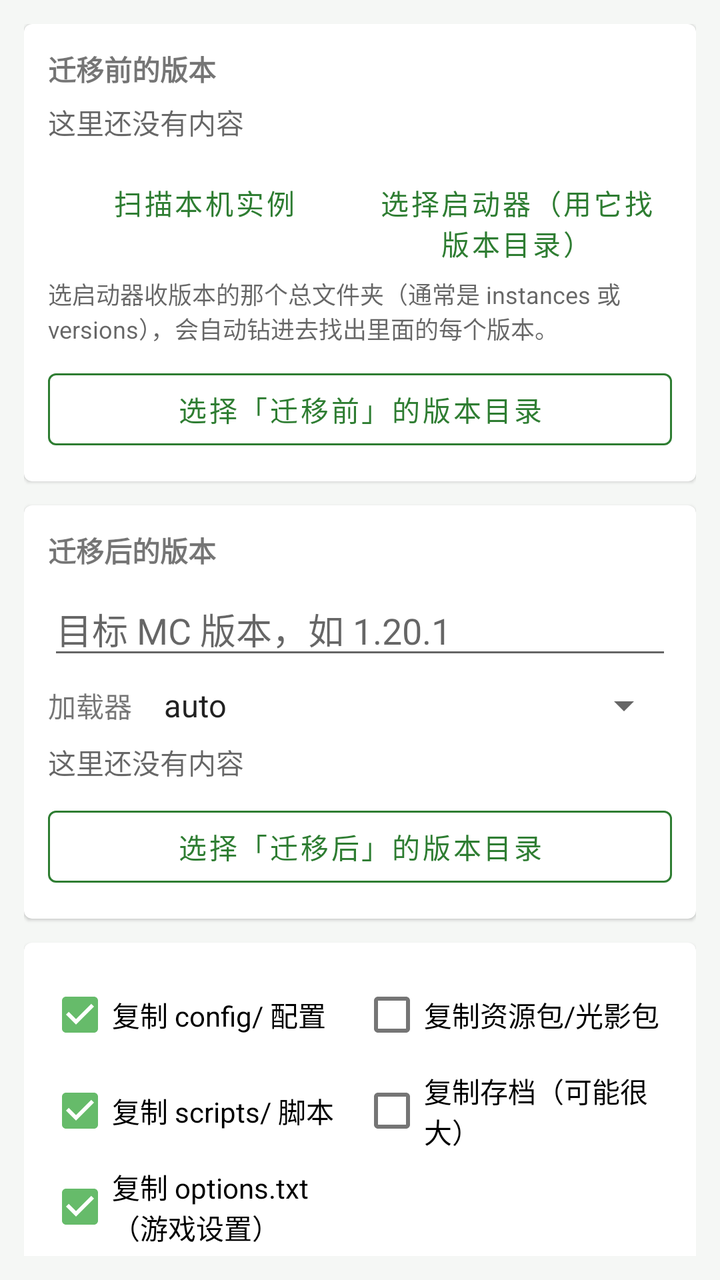
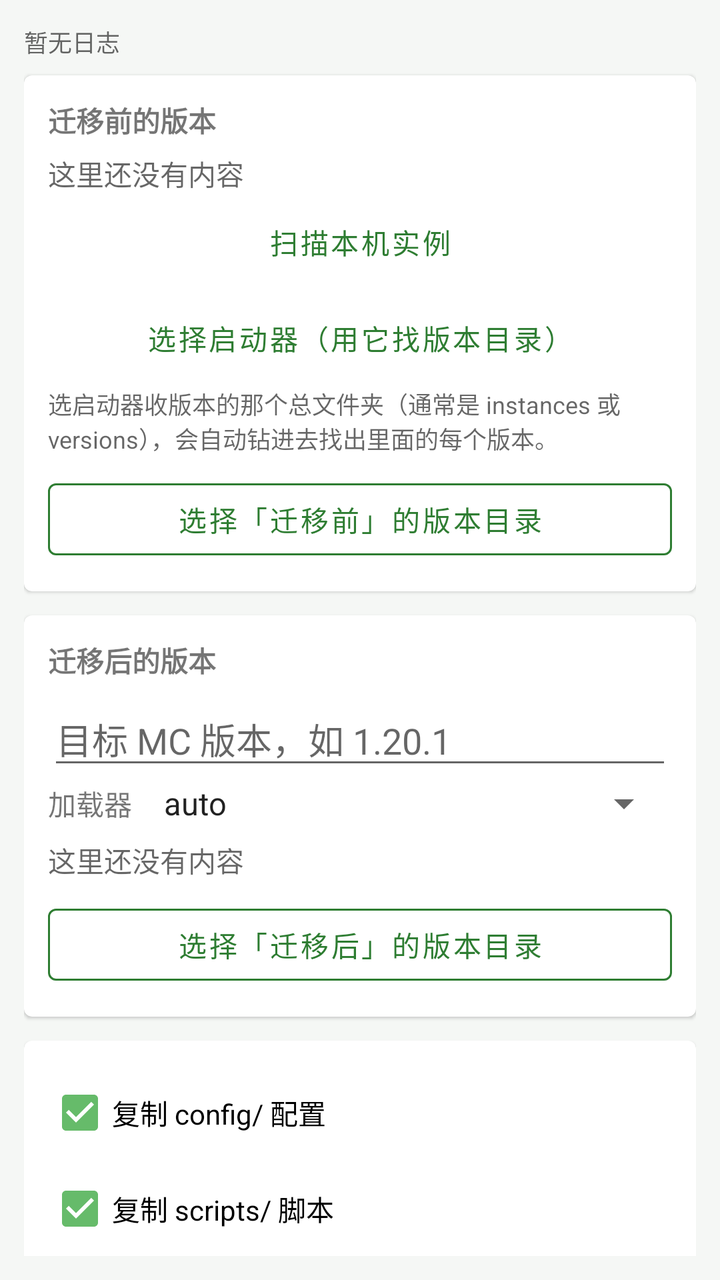

Before-and-after screenshots of an Android layout around one commit, followed by the original layout XML and the change that was made.
<!-- AndroidManifest.xml: application theme Theme.ModMigrator -->
<!-- res/layout/fragment_migration.xml -->
<?xml version="1.0" encoding="utf-8"?>
<androidx.core.widget.NestedScrollView xmlns:android="http://schemas.android.com/apk/res/android"
    android:layout_width="match_parent"
    android:layout_height="match_parent"
    android:padding="12dp">

    <LinearLayout
        android:layout_width="match_parent"
        android:layout_height="wrap_content"
        android:orientation="vertical">

        
        <com.google.android.material.card.MaterialCardView
            android:layout_width="match_parent"
            android:layout_height="wrap_content"
            android:layout_marginBottom="12dp">

            <LinearLayout
                android:layout_width="match_parent"
                android:layout_height="wrap_content"
                android:orientation="vertical"
                android:padding="12dp">

                <TextView
                    android:layout_width="wrap_content"
                    android:layout_height="wrap_content"
                    android:text="@string/sec_source"
                    android:textStyle="bold" />

                <TextView
                    android:id="@+id/tvSource"
                    android:layout_width="match_parent"
                    android:layout_height="wrap_content"
                    android:layout_marginTop="6dp"
                    android:text="@string/empty_hint"
                    android:textColor="@color/textSecondary" />

                <LinearLayout
                    android:layout_width="match_parent"
                    android:layout_height="wrap_content"
                    android:layout_marginTop="6dp"
                    android:orientation="horizontal">

                    <Button
                        android:id="@+id/btnScanLocal"
                        style="@style/Widget.MaterialComponents.Button.TextButton"
                        android:layout_width="0dp"
                        android:layout_height="wrap_content"
                        android:layout_weight="1"
                        android:text="@string/btn_scan_local" />

                    <Button
                        android:id="@+id/btnPickLauncher"
                        style="@style/Widget.MaterialComponents.Button.TextButton"
                        android:layout_width="0dp"
                        android:layout_height="wrap_content"
                        android:layout_weight="1"
                        android:text="@string/cfg_pick_launcher" />
                </LinearLayout>

                <TextView
                    android:id="@+id/tvScanHint"
                    android:layout_width="match_parent"
                    android:layout_height="wrap_content"
                    android:text="@string/scan_launcher_dir_hint"
                    android:textColor="@color/textSecondary"
                    android:textSize="12sp" />

                <Button
                    android:id="@+id/btnPickSource"
                    style="@style/AppButtonOutlined"
                    android:layout_width="match_parent"
                    android:layout_height="wrap_content"
                    android:layout_marginTop="8dp"
                    android:text="@string/pick_source" />
            </LinearLayout>
        </com.google.android.material.card.MaterialCardView>

        
        <com.google.android.material.card.MaterialCardView
            android:layout_width="match_parent"
            android:layout_height="wrap_content"
            android:layout_marginBottom="12dp">

            <LinearLayout
                android:layout_width="match_parent"
                android:layout_height="wrap_content"
                android:orientation="vertical"
                android:padding="12dp">

                <TextView
                    android:layout_width="wrap_content"
                    android:layout_height="wrap_content"
                    android:text="@string/sec_target"
                    android:textStyle="bold" />

                <EditText
                    android:id="@+id/etTargetVersion"
                    android:layout_width="match_parent"
                    android:layout_height="wrap_content"
                    android:layout_marginTop="6dp"
                    android:hint="@string/hint_mc_version"
                    android:inputType="text"
                    android:singleLine="true" />

                <LinearLayout
                    android:layout_width="match_parent"
                    android:layout_height="wrap_content"
                    android:layout_marginTop="6dp"
                    android:orientation="horizontal">

                    <TextView
                        android:layout_width="wrap_content"
                        android:layout_height="wrap_content"
                        android:layout_gravity="center_vertical"
                        android:text="@string/loader" />

                    <Spinner
                        android:id="@+id/spLoader"
                        android:layout_width="0dp"
                        android:layout_height="wrap_content"
                        android:layout_marginStart="8dp"
                        android:layout_weight="1"
                        android:entries="@array/loaders" />
                </LinearLayout>

                <TextView
                    android:id="@+id/tvTarget"
                    android:layout_width="match_parent"
                    android:layout_height="wrap_content"
                    android:layout_marginTop="6dp"
                    android:text="@string/empty_hint"
                    android:textColor="@color/textSecondary" />

                <Button
                    android:id="@+id/btnPickTarget"
                    style="@style/AppButtonOutlined"
                    android:layout_width="match_parent"
                    android:layout_height="wrap_content"
                    android:layout_marginTop="8dp"
                    android:text="@string/pick_target" />
            </LinearLayout>
        </com.google.android.material.card.MaterialCardView>

        
        <com.google.android.material.card.MaterialCardView
            android:layout_width="match_parent"
            android:layout_height="wrap_content"
            android:layout_marginBottom="12dp">

            <LinearLayout
                android:layout_width="match_parent"
                android:layout_height="wrap_content"
                android:orientation="horizontal"
                android:padding="12dp">

                <LinearLayout
                    android:layout_width="0dp"
                    android:layout_height="wrap_content"
                    android:layout_weight="1"
                    android:orientation="vertical">

                    <CheckBox
                        android:id="@+id/cbConfig"
                        android:layout_width="match_parent"
                        android:layout_height="wrap_content"
                        android:checked="true"
                        android:text="@string/copy_config" />

                    <CheckBox
                        android:id="@+id/cbScripts"
                        android:layout_width="match_parent"
                        android:layout_height="wrap_content"
                        android:checked="true"
                        android:text="@string/copy_scripts" />

                    <CheckBox
                        android:id="@+id/cbOptions"
                        android:layout_width="match_parent"
                        android:layout_height="wrap_content"
                        android:checked="true"
                        android:text="@string/copy_options" />
                </LinearLayout>

                <LinearLayout
                    android:layout_width="0dp"
                    android:layout_height="wrap_content"
                    android:layout_weight="1"
                    android:orientation="vertical">

                    <CheckBox
                        android:id="@+id/cbPacks"
                        android:layout_width="match_parent"
                        android:layout_height="wrap_content"
                        android:text="@string/copy_packs" />

                    <CheckBox
                        android:id="@+id/cbSaves"
                        android:layout_width="match_parent"
                        android:layout_height="wrap_content"
                        android:text="@string/copy_saves" />
                </LinearLayout>
            </LinearLayout>
        </com.google.android.material.card.MaterialCardView>

        
        <LinearLayout
            android:layout_width="match_parent"
            android:layout_height="wrap_content"
            android:orientation="horizontal">

            <Button
                android:id="@+id/btnScan"
                android:layout_width="0dp"
                android:layout_height="wrap_content"
                android:layout_weight="1"
                android:text="@string/btn_scan" />

            <Button
                android:id="@+id/btnRun"
                android:layout_width="0dp"
                android:layout_height="wrap_content"
                android:layout_marginStart="8dp"
                android:layout_weight="1"
                android:text="@string/btn_run" />
        </LinearLayout>

        
        <LinearLayout
            android:id="@+id/rowPause"
            android:layout_width="match_parent"
            android:layout_height="wrap_content"
            android:layout_marginTop="8dp"
            android:orientation="horizontal"
            android:visibility="gone">

            <Button
                android:id="@+id/btnPause"
                style="@style/AppButtonOutlined"
                android:layout_width="0dp"
                android:layout_height="wrap_content"
                android:layout_weight="1"
                android:text="@string/btn_pause" />

            <Button
                android:id="@+id/btnCancelTask"
                style="@style/AppButtonOutlined"
                android:layout_width="0dp"
                android:layout_height="wrap_content"
                android:layout_marginStart="8dp"
                android:layout_weight="1"
                android:text="@string/btn_cancel_task" />
        </LinearLayout>

        
        <LinearLayout
            android:layout_width="match_parent"
            android:layout_height="wrap_content"
            android:layout_marginTop="8dp"
            android:orientation="horizontal">

            <Button
                android:id="@+id/btnDownloadAll"
                style="@style/AppButtonOutlined"
                android:layout_width="0dp"
                android:layout_height="wrap_content"
                android:layout_weight="1"
                android:text="@string/btn_download_all" />

            <Button
                android:id="@+id/btnDoctor"
                style="@style/AppButtonOutlined"
                android:layout_width="0dp"
                android:layout_height="wrap_content"
                android:layout_weight="1"
                android:text="@string/tool_doctor" />

            <Button
                android:id="@+id/btnDiff"
                style="@style/AppButtonOutlined"
                android:layout_width="0dp"
                android:layout_height="wrap_content"
                android:layout_weight="1"
                android:text="@string/tool_diff" />
        </LinearLayout>

        
        <Button
            android:id="@+id/btnMigTools"
            style="@style/AppButtonOutlined"
            android:layout_width="match_parent"
            android:layout_height="wrap_content"
            android:layout_marginTop="8dp"
            android:text="@string/btn_mig_tools" />

        
        <ProgressBar
            android:id="@+id/pb"
            style="?android:attr/progressBarStyleHorizontal"
            android:layout_width="match_parent"
            android:layout_height="wrap_content"
            android:layout_marginTop="8dp"
            android:indeterminate="true"
            android:visibility="gone" />

        <TextView
            android:id="@+id/tvProgress"
            android:layout_width="match_parent"
            android:layout_height="wrap_content"
            android:visibility="gone"
            android:textColor="@color/textSecondary"
            android:textSize="12sp" />

        
        <TextView
            android:layout_width="wrap_content"
            android:layout_height="wrap_content"
            android:layout_marginTop="12dp"
            android:text="@string/tab_migration"
            android:textStyle="bold" />

        <androidx.recyclerview.widget.RecyclerView
            android:id="@+id/rvMods"
            android:layout_width="match_parent"
            android:layout_height="wrap_content"
            android:nestedScrollingEnabled="false"
            android:overScrollMode="never" />

        
        <TextView
            android:layout_width="wrap_content"
            android:layout_height="wrap_content"
            android:layout_marginTop="12dp"
            android:text="@string/log_title"
            android:textStyle="bold" />

        <TextView
            android:id="@+id/tvLogSummary"
            android:layout_width="match_parent"
            android:layout_height="wrap_content"
            android:layout_marginBottom="4dp"
            android:textColor="@color/textSecondary"
            android:textSize="12sp" />

        <TextView
            android:id="@+id/tvLog"
            android:layout_width="match_parent"
            android:layout_height="wrap_content"
            android:paddingBottom="24dp"
            android:textColor="@color/textSecondary"
            android:textSize="12sp" />
    </LinearLayout>
</androidx.core.widget.NestedScrollView>
<!-- resources referenced by this layout -->
<resources>
  <string-array name="loaders">
          <item>auto</item>
          <item>fabric</item>
          <item>forge</item>
          <item>neoforge</item>
          <item>quilt</item>
      </string-array>
  <color name="textSecondary">#99000000</color>
  <string name="btn_cancel_task">中止</string>
  <string name="btn_download_all">一键下载全部模组</string>
  <string name="btn_mig_tools">迁移相关工具</string>
  <string name="btn_pause">暂停</string>
  <string name="btn_run">执行迁移</string>
  <string name="btn_scan">扫描并生成迁移方案</string>
  <string name="btn_scan_local">扫描本机实例</string>
  <string name="cfg_pick_launcher">选择启动器（用它找版本目录）</string>
  <string name="copy_config">复制 config/ 配置</string>
  <string name="copy_options">复制 options.txt（游戏设置）</string>
  <string name="copy_packs">复制资源包/光影包</string>
  <string name="copy_saves">复制存档（可能很大）</string>
  <string name="copy_scripts">复制 scripts/ 脚本</string>
  <string name="empty_hint">这里还没有内容</string>
  <string name="hint_mc_version">目标 MC 版本，如 1.20.1</string>
  <string name="loader">加载器</string>
  <string name="log_title">运行日志</string>
  <string name="pick_source">选择「迁移前」的版本目录</string>
  <string name="pick_target">选择「迁移后」的版本目录</string>
  <string name="scan_launcher_dir_hint">选启动器收版本的那个总文件夹（通常是 instances 或 versions），会自动钻进去找出里面的每个版本。</string>
  <string name="sec_source">迁移前的版本</string>
  <string name="sec_target">迁移后的版本</string>
  <string name="tab_migration">迁移</string>
  <string name="tool_diff">配置对比</string>
  <string name="tool_doctor">模组体检</string>
  <style name="AppButtonOutlined" parent="Widget.MaterialComponents.Button.OutlinedButton">
          <item name="strokeColor">?attr/colorPrimary</item>
          <item name="android:textColor">?attr/colorPrimary</item>
          <item name="iconTint">?attr/colorPrimary</item>
          <item name="rippleColor">?attr/colorPrimary</item>
      </style>
  <style name="Theme.ModMigrator" parent="Theme.MaterialComponents.DayNight.NoActionBar">
          <item name="colorPrimary">@color/primary</item>
          <item name="colorPrimaryDark">@color/primaryDark</item>
          <item name="colorAccent">@color/accent</item>
          <item name="android:windowBackground">@color/bg</item>
          <item name="android:statusBarColor">@color/primaryDark</item>
          <item name="preferenceTheme">@style/PreferenceThemeOverlay</item>
          
          <item name="materialButtonStyle">@style/AppButton</item>
      </style>
  <color name="primary">#FF2E7D32</color>
  <color name="primaryDark">#FF1B5E20</color>
  <color name="accent">#FF66BB6A</color>
  <color name="bg">#FFF5F7F5</color>
  <style name="AppButton" parent="Widget.MaterialComponents.Button">
          <item name="backgroundTint">?attr/colorPrimary</item>
          <item name="android:textColor">@android:color/white</item>
          <item name="rippleColor">?attr/colorPrimary</item>
      </style>
</resources>

<!-- the commit's change to res/layout/fragment_migration.xml (unified diff, before → after) -->
@@ -9,7 +9,24 @@
         android:layout_height="wrap_content"
         android:orientation="vertical">
 
-        
+        <TextView
+            android:id="@+id/tvLogSummary"
+            android:layout_width="match_parent"
+            android:layout_height="wrap_content"
+            android:layout_marginBottom="8dp"
+            android:background="@android:color/transparent"
+            android:text="暂无日志"
+            android:textColor="@color/textSecondary"
+            android:textSize="12sp" />
+
+        <TextView
+            android:id="@+id/tvProgress"
+            android:layout_width="match_parent"
+            android:layout_height="wrap_content"
+            android:visibility="gone"
+            android:textColor="@color/textSecondary"
+            android:textSize="12sp" />
+
         <com.google.android.material.card.MaterialCardView
             android:layout_width="match_parent"
             android:layout_height="wrap_content"
@@ -35,28 +52,19 @@
                     android:text="@string/empty_hint"
                     android:textColor="@color/textSecondary" />
 
-                <LinearLayout
-                    android:layout_width="match_parent"
-                    android:layout_height="wrap_content"
-                    android:layout_marginTop="6dp"
-                    android:orientation="horizontal">
-
-                    <Button
-                        android:id="@+id/btnScanLocal"
-                        style="@style/Widget.MaterialComponents.Button.TextButton"
-                        android:layout_width="0dp"
-                        android:layout_height="wrap_content"
-                        android:layout_weight="1"
-                        android:text="@string/btn_scan_local" />
-
-                    <Button
-                        android:id="@+id/btnPickLauncher"
-                        style="@style/Widget.MaterialComponents.Button.TextButton"
-                        android:layout_width="0dp"
-                        android:layout_height="wrap_content"
-                        android:layout_weight="1"
-                        android:text="@string/cfg_pick_launcher" />
-                </LinearLayout>
+                <Button
+                    android:id="@+id/btnScanLocal"
+                    style="@style/Widget.MaterialComponents.Button.TextButton"
+                    android:layout_width="match_parent"
+                    android:layout_height="wrap_content"
+                    android:text="@string/btn_scan_local" />
+
+                <Button
+                    android:id="@+id/btnPickLauncher"
+                    style="@style/Widget.MaterialComponents.Button.TextButton"
+                    android:layout_width="match_parent"
+                    android:layout_height="wrap_content"
+                    android:text="@string/cfg_pick_launcher" />
 
                 <TextView
                     android:id="@+id/tvScanHint"
@@ -76,7 +84,6 @@
             </LinearLayout>
         </com.google.android.material.card.MaterialCardView>
 
-        
         <com.google.android.material.card.MaterialCardView
             android:layout_width="match_parent"
             android:layout_height="wrap_content"
@@ -106,7 +113,6 @@
                 <LinearLayout
                     android:layout_width="match_parent"
                     android:layout_height="wrap_content"
-                    android:layout_marginTop="6dp"
                     android:orientation="horizontal">
 
                     <TextView
@@ -142,7 +148,6 @@
             </LinearLayout>
         </com.google.android.material.card.MaterialCardView>
 
-        
         <com.google.android.material.card.MaterialCardView
             android:layout_width="match_parent"
             android:layout_height="wrap_content"
@@ -151,121 +156,36 @@
             <LinearLayout
                 android:layout_width="match_parent"
                 android:layout_height="wrap_content"
-                android:orientation="horizontal"
+                android:orientation="vertical"
                 android:padding="12dp">
 
-                <LinearLayout
-                    android:layout_width="0dp"
-                    android:layout_height="wrap_content"
-                    android:layout_weight="1"
-                    android:orientation="vertical">
-
-                    <CheckBox
-                        android:id="@+id/cbConfig"
-                        android:layout_width="match_parent"
-                        android:layout_height="wrap_content"
-                        android:checked="true"
-                        android:text="@string/copy_config" />
-
-                    <CheckBox
-                        android:id="@+id/cbScripts"
-                        android:layout_width="match_parent"
-                        android:layout_height="wrap_content"
-                        android:checked="true"
-                        android:text="@string/copy_scripts" />
-
-                    <CheckBox
-                        android:id="@+id/cbOptions"
-                        android:layout_width="match_parent"
-                        android:layout_height="wrap_content"
-                        android:checked="true"
-                        android:text="@string/copy_options" />
-                </LinearLayout>
-
-                <LinearLayout
-                    android:layout_width="0dp"
-                    android:layout_height="wrap_content"
-                    android:layout_weight="1"
-                    android:orientation="vertical">
-
-                    <CheckBox
-                        android:id="@+id/cbPacks"
-                        android:layout_width="match_parent"
-                        android:layout_height="wrap_content"
-                        android:text="@string/copy_packs" />
-
-                    <CheckBox
-                        android:id="@+id/cbSaves"
-                        android:layout_width="match_parent"
-                        android:layout_height="wrap_content"
-                        android:text="@string/copy_saves" />
-                </LinearLayout>
+                <CheckBox android:id="@+id/cbConfig" android:layout_width="match_parent" android:layout_height="wrap_content" android:checked="true" android:text="@string/copy_config" />
+                <CheckBox android:id="@+id/cbScripts" android:layout_width="match_parent" android:layout_height="wrap_content" android:checked="true" android:text="@string/copy_scripts" />
+                <CheckBox android:id="@+id/cbOptions" android:layout_width="match_parent" android:layout_height="wrap_content" android:checked="true" android:text="@string/copy_options" />
+                <CheckBox android:id="@+id/cbPacks" android:layout_width="match_parent" android:layout_height="wrap_content" android:text="@string/copy_packs" />
+                <CheckBox android:id="@+id/cbSaves" android:layout_width="match_parent" android:layout_height="wrap_content" android:text="@string/copy_saves" />
             </LinearLayout>
         </com.google.android.material.card.MaterialCardView>
 
         
+        <Button
+            android:id="@+id/btnScan"
+            style="@style/AppButtonOutlined"
+            android:layout_width="match_parent"
+            android:layout_height="wrap_content"
+            android:text="@string/btn_scan" />
+
+        <Button
+            android:id="@+id/btnDownloadAll"
+            style="@style/AppButtonOutlined"
+            android:layout_width="match_parent"
+            android:layout_height="wrap_content"
+            android:text="@string/btn_download_all" />
+
         <LinearLayout
             android:layout_width="match_parent"
             android:layout_height="wrap_content"
             android:orientation="horizontal">
-
-            <Button
-                android:id="@+id/btnScan"
-                android:layout_width="0dp"
-                android:layout_height="wrap_content"
-                android:layout_weight="1"
-                android:text="@string/btn_scan" />
-
-            <Button
-                android:id="@+id/btnRun"
-                android:layout_width="0dp"
-                android:layout_height="wrap_content"
-                android:layout_marginStart="8dp"
-                android:layout_weight="1"
-                android:text="@string/btn_run" />
-        </LinearLayout>
-
-        
-        <LinearLayout
-            android:id="@+id/rowPause"
-            android:layout_width="match_parent"
-            android:layout_height="wrap_content"
-            android:layout_marginTop="8dp"
-            android:orientation="horizontal"
-            android:visibility="gone">
-
-            <Button
-                android:id="@+id/btnPause"
-                style="@style/AppButtonOutlined"
-                android:layout_width="0dp"
-                android:layout_height="wrap_content"
-                android:layout_weight="1"
-                android:text="@string/btn_pause" />
-
-            <Button
-                android:id="@+id/btnCancelTask"
-                style="@style/AppButtonOutlined"
-                android:layout_width="0dp"
-                android:layout_height="wrap_content"
-                android:layout_marginStart="8dp"
-                android:layout_weight="1"
-                android:text="@string/btn_cancel_task" />
-        </LinearLayout>
-
-        
-        <LinearLayout
-            android:layout_width="match_parent"
-            android:layout_height="wrap_content"
-            android:layout_marginTop="8dp"
-            android:orientation="horizontal">
-
-            <Button
-                android:id="@+id/btnDownloadAll"
-                style="@style/AppButtonOutlined"
-                android:layout_width="0dp"
-                android:layout_height="wrap_content"
-                android:layout_weight="1"
-                android:text="@string/btn_download_all" />
 
             <Button
                 android:id="@+id/btnDoctor"
@@ -286,14 +206,14 @@
 
         
         <Button
-            android:id="@+id/btnMigTools"
-            style="@style/AppButtonOutlined"
+            android:id="@+id/btnRun"
+            style="@style/AppButton"
             android:layout_width="match_parent"
             android:layout_height="wrap_content"
             android:layout_marginTop="8dp"
-            android:text="@string/btn_mig_tools" />
-
-        
+            android:layout_marginBottom="4dp"
+            android:text="@string/btn_run" />
+
         <ProgressBar
             android:id="@+id/pb"
             style="?android:attr/progressBarStyleHorizontal"
@@ -304,15 +224,6 @@
             android:visibility="gone" />
 
         <TextView
-            android:id="@+id/tvProgress"
-            android:layout_width="match_parent"
-            android:layout_height="wrap_content"
-            android:visibility="gone"
-            android:textColor="@color/textSecondary"
-            android:textSize="12sp" />
-
-        
-        <TextView
             android:layout_width="wrap_content"
             android:layout_height="wrap_content"
             android:layout_marginTop="12dp"
@@ -326,21 +237,12 @@
             android:nestedScrollingEnabled="false"
             android:overScrollMode="never" />
 
-        
         <TextView
             android:layout_width="wrap_content"
             android:layout_height="wrap_content"
             android:layout_marginTop="12dp"
             android:text="@string/log_title"
             android:textStyle="bold" />
-
-        <TextView
-            android:id="@+id/tvLogSummary"
-            android:layout_width="match_parent"
-            android:layout_height="wrap_content"
-            android:layout_marginBottom="4dp"
-            android:textColor="@color/textSecondary"
-            android:textSize="12sp" />
 
         <TextView
             android:id="@+id/tvLog"
<!-- resource entries referenced after the edit -->
@@ -8,10 +8,7 @@
           <item>quilt</item>
       </string-array>
   <color name="textSecondary">#99000000</color>
-  <string name="btn_cancel_task">中止</string>
   <string name="btn_download_all">一键下载全部模组</string>
-  <string name="btn_mig_tools">迁移相关工具</string>
-  <string name="btn_pause">暂停</string>
   <string name="btn_run">执行迁移</string>
   <string name="btn_scan">扫描并生成迁移方案</string>
   <string name="btn_scan_local">扫描本机实例</string>
